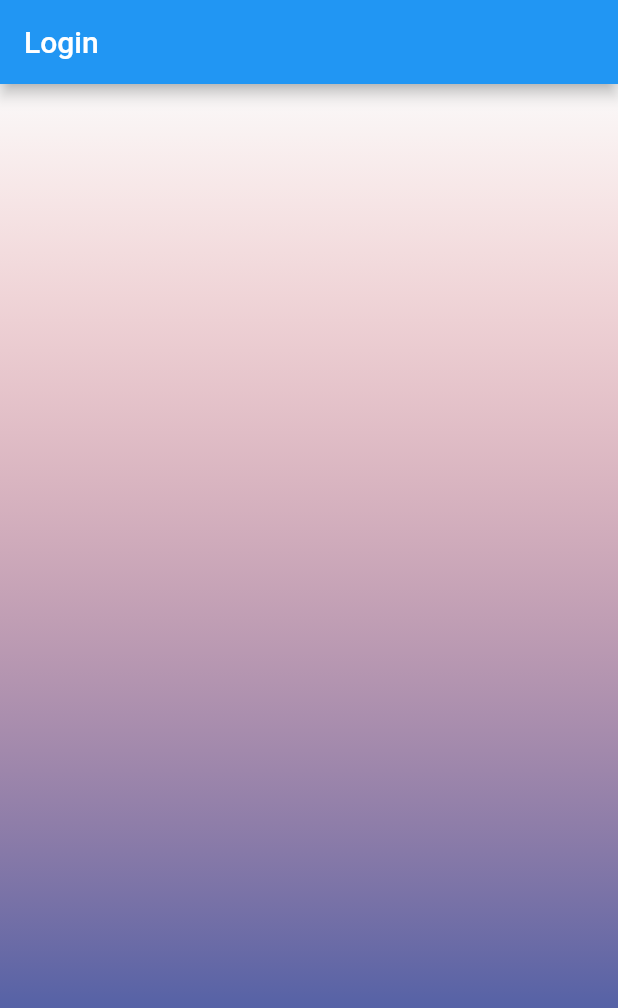
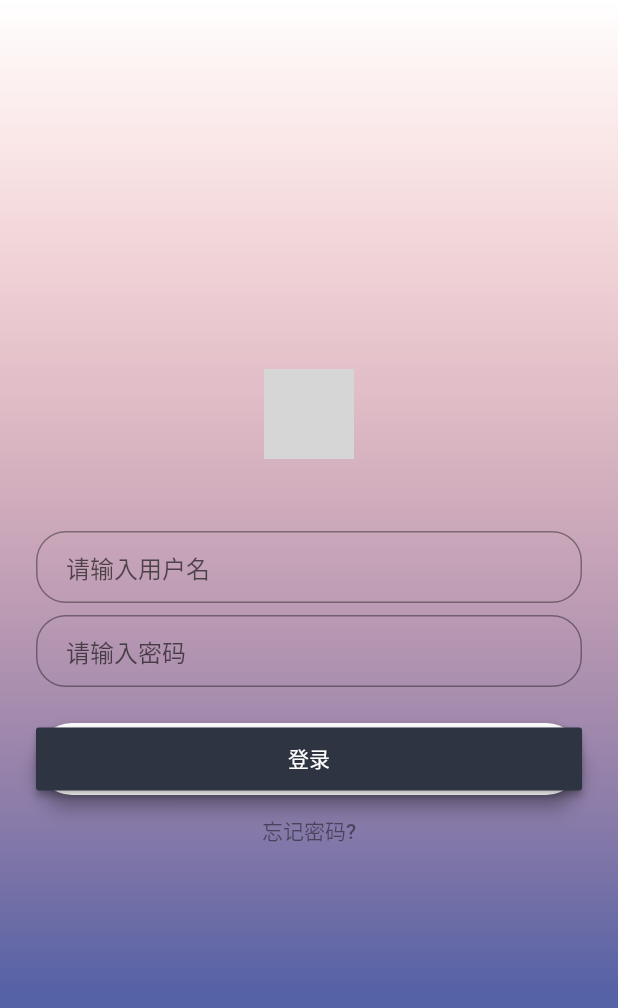
Before and after one commit to 204138282/flutter_componentList, a Flutter app: the screen it shows after launch, on a phone screen of 412 x 824 dp. Shown: the top 1008 px of the screen. Run offline on Flutter 3.47's test engine with Material 2 defaults, Android fonts, the phone set to English and light mode, and no system bars; our stand-ins replace shared_preferences, sqflite; missing offline and left inert: analyzer; accounts and stored records are empty; network calls fail; grey boxes are pictures that could not be loaded.

Commit message:
---更新flutter SDK,新增Login.dart界面---

```diff
--- a/lib/main.dart
+++ b/lib/main.dart
@@ -3,7 +3,7 @@ import './pages/home.dart';
 import './pages/login.dart';
 
 void main() => runApp(new MaterialApp(
-      theme: ThemeData(primarySwatch: Colors.blue),
+      // theme: ThemeData(primarySwatch: Colors.blue),
       // home: new MyApp(),
       home: new MyLogin('Login'),
     ));
--- a/lib/pages/login.dart
+++ b/lib/pages/login.dart
@@ -1,13 +1,102 @@
 import 'package:flutter/material.dart';
+import 'dart:async';
+import '../pages/home.dart';
 
-class MyLogin extends StatelessWidget {
-  final name;
-  MyLogin(this.name);
+class MyLogin extends StatefulWidget {
+  final title;
+  MyLogin(this.title);
+
+  MyLoginState  createState() => new MyLoginState();
+}
+
+class MyLoginState extends State<MyLogin> with TickerProviderStateMixin{
+  bool isLogin = false;
+
+  void onLoginClick() {
+    Future.delayed(Duration(seconds: 2), () {
+      Navigator.of(context).push(
+        new MaterialPageRoute<Null>(builder: (BuildContext context) {
+          return new MyHome('Home');
+        })
+      );
+      isLogin = false;
+    });
+    setState(() {
+      isLogin = true;
+    });
+  }
+
+  @override
+  void dispose() {
+    super.dispose();
+    isLogin = false;
+  }
+
 
   @override
   Widget build(BuildContext context) {
+    var loginButtonWidget;
+
+    if (isLogin) {
+      AnimationController animationController = new AnimationController(vsync: this, duration: Duration(milliseconds: 2000));
+      Animation<Color> animation = new Tween(begin: Colors.white, end: Colors.black).animate(animationController);
+      loginButtonWidget = CircularProgressIndicator(backgroundColor: Colors.white, valueColor: animation);
+
+    } else {
+      loginButtonWidget = Text('登录', style: TextStyle(color: Colors.white));
+    }
+
+    final logo = Hero(
+      tag: 'hero',
+      child: new CircleAvatar(
+        backgroundColor: Colors.transparent,
+        radius: 30.0,
+        child: Image.network('https://avatars2.githubusercontent.com/u/19224458?v=4', width: 60.0, height: 60.0),
+      ),
+    );
+    final userName = TextFormField(
+      keyboardType: TextInputType.emailAddress,
+      autofocus: false,
+      decoration: InputDecoration(
+        hintText: '请输入用户名',
+        contentPadding: const EdgeInsets.fromLTRB(20.0, 10.0, 20.0, 10.0),
+        border: OutlineInputBorder(borderRadius: BorderRadius.circular(20.0))
+      ),
+    );
+    final password = TextFormField(
+      autofocus: false,
+      obscureText: true,
+      decoration: InputDecoration(
+        hintText: '请输入密码',
+        contentPadding: const EdgeInsets.fromLTRB(20.0, 10.0, 20.0, 10.0),
+        border: OutlineInputBorder(borderRadius: BorderRadius.circular(20.0))
+      ),
+    );
+    final loginButton = Padding(
+      padding: const EdgeInsets.symmetric(),
+      child: Material(
+        borderRadius: BorderRadius.circular(30.0),
+        shadowColor: Color(0xff2f3443),
+        elevation: 5.0,
+        child: MaterialButton(
+          minWidth: 200.0,
+          height: 42.0,
+          color: Color(0xff2f3443),
+          onPressed: onLoginClick,
+          child: loginButtonWidget,
+        ),
+      ),
+    );
+    final forgotLabel = FlatButton(
+      onPressed: (){},
+      child: Text('忘记密码?', style: TextStyle(color: Colors.black45))
+    );
+
+
+
     return new Scaffold(
-      appBar: AppBar(title: Text('$name')),
+      // appBar: AppBar(title: Text(widget.title)),
+      backgroundColor: Colors.white,
       body: new Container(
         decoration: new BoxDecoration(
           gradient: new LinearGradient(
@@ -16,6 +105,25 @@ class MyLogin extends StatelessWidget {
             colors: <Color>[const Color(0x00ef5350), const Color(0xff5662A6)],
           ),
         ),
+        child: new Center(
+          child: ListView(
+            shrinkWrap: true,
+            padding: const EdgeInsets.only(left: 24.0, right: 24.0),
+            children: <Widget>[
+              logo,
+              SizedBox(height: 48.0),
+
+              userName,
+              SizedBox(height: 8.0),
+
+              password,
+              SizedBox(height: 24.0),
+
+              loginButton,
+              forgotLabel
+            ]
+          )
+        ),
       )
     );
   }
--- a/lib/pages/pathProvider.dart
+++ b/lib/pages/pathProvider.dart
@@ -33,7 +33,7 @@ class MyPathProviderState extends State<MyPathProvider> {
   }
   Future<File> save(String name) async {
     final file = await _localFile;
-    return file.writeAsStringSync(name);
+    // return file.writeAsStringSync(name);
   }
 
 
```
